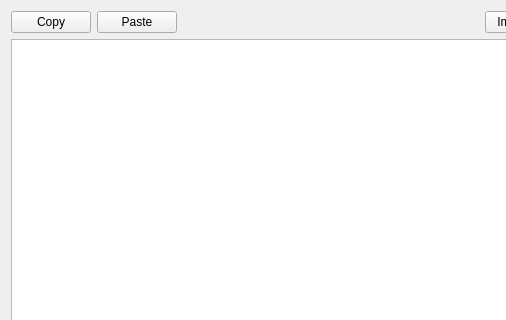
This is src/schema2/dataimportwidget2.ui in mugiseyebrows/mugi-query as Qt 5 draws it before an edit; both pictures show x 0 to 506 and y 0 to 320 of the 662 by 487 pixel window. The edited form follows.
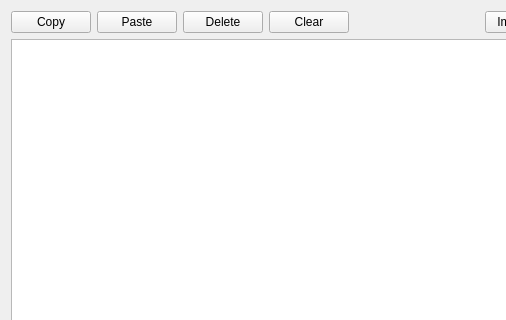
This is the edited form.

```diff
--- a/src/schema2/dataimportwidget2.ui
+++ b/src/schema2/dataimportwidget2.ui
@@ -30,6 +30,20 @@
        </property>
       </widget>
      </item>
+     <item>
+      <widget class="QPushButton" name="delete_">
+       <property name="text">
+        <string>Delete</string>
+       </property>
+      </widget>
+     </item>
+     <item>
+      <widget class="QPushButton" name="clear">
+       <property name="text">
+        <string>Clear</string>
+       </property>
+      </widget>
+     </item>
      <item>
       <spacer name="horizontalSpacer">
        <property name="orientation">
```
